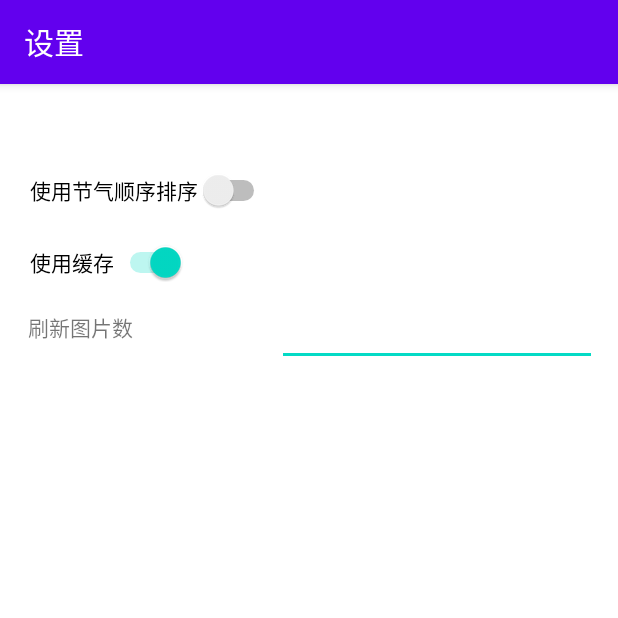
After one commit to JerryZRF/SolarTerms, an Android app: the SettingActivity screen opened directly, with no data from a screen before it, on a phone screen of 412 x 824 dp, the top half of it. The commit adds this screen. Run offline under Robolectric (Android 15) with nearby library versions, the phone set to English and light mode, and no system bars.

Commit message:
增加设置

```diff
--- a/app/src/main/java/cf/jerryzrf/solarterms/client/InfoActivity.java
+++ b/app/src/main/java/cf/jerryzrf/solarterms/client/InfoActivity.java
@@ -65,7 +65,7 @@ public final class InfoActivity extends AppCompatActivity {
         String st = getIntent().getStringExtra("st");
         JSONObject object;
         try {
-            object = Json.getMainConfig(st);
+            object = Json.getMainData(st);
             nowId = 0;
             setTitle(st + "的简介");
             content.setText(object.getString("introduction"));
@@ -98,7 +98,7 @@ public final class InfoActivity extends AppCompatActivity {
         JSONObject object;
         nowId = id;
         try {
-            object = Json.getMainConfig(st);
+            object = Json.getMainData(st);
             switch (id) {
                 case 0:
                     setTitle(st + "的简介");
--- /dev/null
+++ b/app/src/main/java/cf/jerryzrf/solarterms/client/SettingActivity.java
@@ -0,0 +1,18 @@
+package cf.jerryzrf.solarterms.client;
+
+import android.os.Bundle;
+import android.widget.Switch;
+import androidx.appcompat.app.AppCompatActivity;
+
+public class SettingActivity extends AppCompatActivity {
+
+    @Override
+    protected void onCreate(Bundle savedInstanceState) {
+        super.onCreate(savedInstanceState);
+        setContentView(R.layout.activity_setting);
+        setTitle("设置");
+        ((Switch) findViewById(R.id.dateFormat)).setOnCheckedChangeListener((view, isChecked) -> {
+
+        });
+    }
+}
--- /dev/null
+++ b/app/src/main/res/layout/activity_setting.xml
@@ -0,0 +1,48 @@
+<?xml version="1.0" encoding="utf-8"?>
+<androidx.constraintlayout.widget.ConstraintLayout
+        xmlns:android="http://schemas.android.com/apk/res/android"
+        xmlns:tools="http://schemas.android.com/tools"
+        xmlns:app="http://schemas.android.com/apk/res-auto"
+        android:layout_width="match_parent"
+        android:layout_height="match_parent"
+        tools:context=".SettingActivity">
+
+    <Switch
+            android:text="使用节气顺序排序"
+            android:layout_width="wrap_content"
+            android:layout_height="wrap_content" android:id="@+id/dateFormat"
+            app:layout_constraintTop_toTopOf="parent"
+            android:layout_marginTop="20dp" app:layout_constraintBottom_toBottomOf="parent"
+            android:layout_marginBottom="650dp" android:layout_marginEnd="250dp"
+            app:layout_constraintEnd_toEndOf="parent" app:layout_constraintStart_toStartOf="parent"
+            android:layout_marginStart="20dp" android:minHeight="48dp" app:layout_constraintHorizontal_bias="0.0"
+            app:layout_constraintVertical_bias="0.538"
+    />
+    <Switch
+            android:text="使用缓存"
+            android:checked="true"
+            android:layout_width="wrap_content"
+            android:layout_height="wrap_content" android:id="@+id/cache"
+            app:layout_constraintStart_toStartOf="parent" android:layout_marginStart="20dp"
+            app:layout_constraintTop_toBottomOf="@+id/dateFormat" app:layout_constraintBottom_toBottomOf="parent"
+            android:layout_marginBottom="640dp" android:layout_marginEnd="250dp"
+            app:layout_constraintEnd_toEndOf="parent" android:minHeight="48dp"
+            app:layout_constraintHorizontal_bias="0.0" app:layout_constraintVertical_bias="0.0"/>
+    <TextView
+            android:text="刷新图片数"
+            android:layout_width="166dp"
+            android:layout_height="42dp" android:id="@+id/textView2"
+            app:layout_constraintStart_toStartOf="parent" android:layout_marginStart="20dp"
+            app:layout_constraintTop_toBottomOf="@+id/cache" app:layout_constraintBottom_toBottomOf="parent"
+            android:layout_marginBottom="566dp" app:layout_constraintEnd_toStartOf="@+id/editTextNumber"/>
+    <EditText
+            android:layout_width="wrap_content"
+            android:layout_height="wrap_content"
+            android:inputType="number"
+            android:ems="10"
+            android:id="@+id/editTextNumber"
+            app:layout_constraintStart_toEndOf="@+id/textView2" app:layout_constraintTop_toTopOf="parent"
+            android:layout_marginTop="115dp" android:layout_marginEnd="15dp" app:layout_constraintEnd_toEndOf="parent"
+            app:layout_constraintBottom_toBottomOf="parent" android:layout_marginBottom="556dp"
+            android:minHeight="48dp" tools:ignore="SpeakableTextPresentCheck"/>
+</androidx.constraintlayout.widget.ConstraintLayout>
--- a/app/src/main/res/menu/menu_main.xml
+++ b/app/src/main/res/menu/menu_main.xml
@@ -14,8 +14,8 @@
             android:title="回到今天"
             app:showAsAction="never"/>
     <item
-            android:id="@+id/menu_about"
+            android:id="@+id/menu_settings"
             android:orderInCategory="100"
-            android:title="关于我们"
+            android:title="设置"
             app:showAsAction="never"/>
 </menu>
```
Also changed, not shown: app/src/main/AndroidManifest.xml (+10 -5 lines), app/src/main/java/cf/jerryzrf/solarterms/client/Json.java (+66 -16 lines), app/src/main/java/cf/jerryzrf/solarterms/client/MainActivity.java (+8 -8 lines), app/src/main/java/cf/jerryzrf/solarterms/client/Utils.java (+5 -5 lines).
